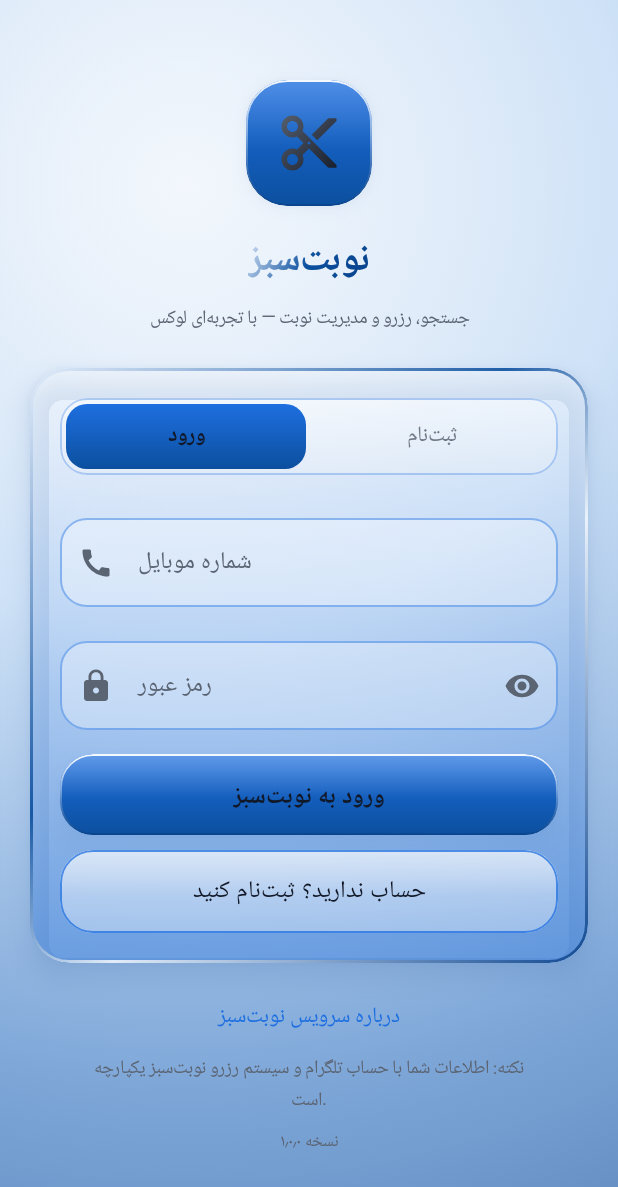
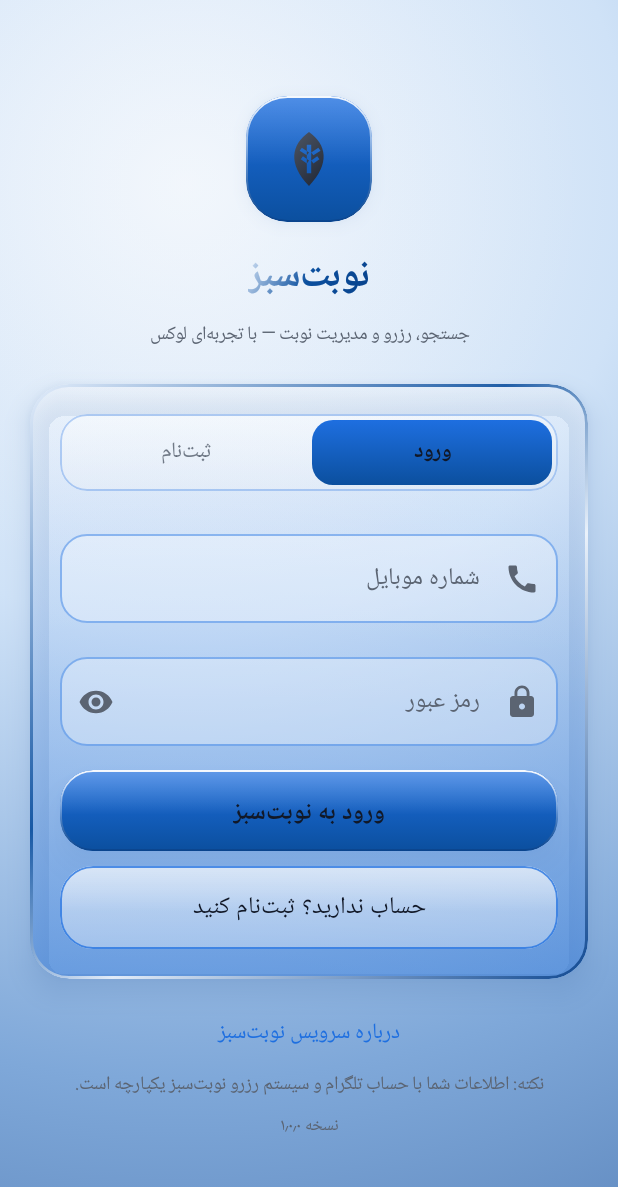
Before and after one commit to rsabzi/nobat_sabz, an Android app built with Jetpack Compose: the screen it shows after launch (MainActivity), on a phone screen of 412 x 824 dp. Shown: the top 1187 px of the screen. Run offline under Robolectric (Android 15) with nearby library versions, the light colour scheme and no system bars; Roboto replaces fonts that are not available here; 1 statement that could not run was skipped.

Commit message:
feat(ui): آیکون لانچر حرفه‌ای برگ + راست‌چین سراسری (RTL) + رفع خروج ناگهانی در اسکرول صفحه جزییات
Co-authored-by: arena-agent <297053741+arena-agent@users.noreply.github.com>

```diff
--- a/android/app/src/main/java/ir/sabztime/app/MainActivity.kt
+++ b/android/app/src/main/java/ir/sabztime/app/MainActivity.kt
@@ -6,8 +6,11 @@ import androidx.activity.compose.setContent
 import androidx.activity.enableEdgeToEdge
 import androidx.compose.foundation.layout.fillMaxSize
 import androidx.compose.material3.Surface
+import androidx.compose.runtime.CompositionLocalProvider
 import androidx.compose.runtime.LaunchedEffect
 import androidx.compose.ui.Modifier
+import androidx.compose.ui.platform.LocalLayoutDirection
+import androidx.compose.ui.unit.LayoutDirection
 import androidx.core.view.WindowCompat
 import ir.sabztime.app.ui.AppNav
 import ir.sabztime.app.ui.theme.SabzTheme
@@ -19,7 +22,8 @@ class MainActivity : ComponentActivity() {
         enableEdgeToEdge()
         val graph = (application as SabzApp).graph
         setContent {
-            // هویت بصری همیشه «طلایی لوکس»ِ روشن است
+            // هویت بصری همیشه «طلایی لوکس»ِ روشن است؛ جهت صفحه را صریحاً راست‌به‌چپ (RTL) می‌کنیم
+            CompositionLocalProvider(LocalLayoutDirection provides LayoutDirection.Rtl) {
                 SabzTheme {
                     LaunchedEffect(Unit) {
                         // آیکون‌های نوار وضعیت تیره روی زمینه‌ی طلایی روشن
@@ -37,3 +41,4 @@ class MainActivity : ComponentActivity() {
             }
         }
     }
+}
--- /dev/null
+++ b/android/app/src/main/java/ir/sabztime/app/ui/components/SabzLogo.kt
@@ -0,0 +1,47 @@
+package ir.sabztime.app.ui.components
+
+import androidx.compose.material.icons.materialIcon
+import androidx.compose.material.icons.materialPath
+import androidx.compose.ui.graphics.PathFillType
+import androidx.compose.ui.graphics.vector.ImageVector
+
+/**
+ * لوگوی اختصاصی نوبت‌سبز — برگ ساده و مدرن (هم‌راستا با آیکون لانچر).
+ * جایگزین آیکون ژنریک «قیچی/گل» در صفحات خوش‌آمد و ورود.
+ */
+val SabzLeafIcon: ImageVector = materialIcon(name = "SabzLeaf") {
+    materialPath(pathFillType = PathFillType.EvenOdd) {
+        // بدنه‌ی برگ (عدسی عمودی با نوک بالا و پایین) + بریدگی رگبرگ به‌صورت برش‌خورده
+        moveTo(12f, 2.2f)
+        curveTo(5.6f, 6.8f, 4.2f, 13.6f, 12f, 21.8f)
+        curveTo(19.8f, 13.6f, 18.4f, 6.8f, 12f, 2.2f)
+        close()
+        // رگبرگ اصلی (با even-odd به‌صورت حفره رندر می‌شود)
+        moveTo(11.2f, 6.8f)
+        lineTo(12.8f, 6.8f)
+        lineTo(12.8f, 17.2f)
+        lineTo(11.2f, 17.2f)
+        close()
+        // رگبرگ‌های جانبی
+        moveTo(11.2f, 10.6f)
+        lineTo(8.6f, 9.0f)
+        lineTo(9.4f, 7.9f)
+        lineTo(12.0f, 9.6f)
+        close()
+        moveTo(12.8f, 9.6f)
+        lineTo(15.4f, 7.9f)
+        lineTo(16.2f, 9.0f)
+        lineTo(13.6f, 10.6f)
+        close()
+        moveTo(11.2f, 13.6f)
+        lineTo(9.0f, 12.1f)
+        lineTo(9.8f, 11.0f)
+        lineTo(12.0f, 12.5f)
+        close()
+        moveTo(12.8f, 12.5f)
+        lineTo(15.0f, 11.0f)
+        lineTo(15.8f, 12.1f)
+        lineTo(13.6f, 13.6f)
+        close()
+    }
+}
--- a/android/app/src/main/java/ir/sabztime/app/ui/screens/BookingsScreen.kt
+++ b/android/app/src/main/java/ir/sabztime/app/ui/screens/BookingsScreen.kt
@@ -175,7 +175,7 @@ fun BookingsScreen(
                         contentPadding = PaddingValues(20.dp),
                         verticalArrangement = Arrangement.spacedBy(12.dp)
                     ) {
-                        items(ui.data, key = { it.id }) { b ->
+                        items(ui.data) { b ->
                             BookingCard(b, onClick = { navController.navigate(Routes.booking(b.id)) })
                         }
                         item { ir.sabztime.app.ui.components.BottomBarSpacer() }
--- a/android/app/src/main/java/ir/sabztime/app/ui/screens/BusinessDetailScreen.kt
+++ b/android/app/src/main/java/ir/sabztime/app/ui/screens/BusinessDetailScreen.kt
@@ -351,7 +351,7 @@ fun BusinessDetailScreen(graph: AppGraph, businessId: Int, navController: NavHos
                         // --- خدمات ---
                         if (b.services.isNotEmpty()) {
                             item { SectionHeader(Icons.Filled.Work, "خدمات") }
-                            items(b.services, key = { "s${it.id}" }) { service ->
+                            items(b.services) { service ->
                                 ServiceRow(
                                     service,
                                     selected = state.selectedServiceId == service.id,
@@ -383,7 +383,7 @@ fun BusinessDetailScreen(graph: AppGraph, businessId: Int, navController: NavHos
                                     color = MaterialTheme.colorScheme.onSurfaceVariant
                                 )
                                 else -> LazyRow(horizontalArrangement = Arrangement.spacedBy(8.dp)) {
-                                    items(state.dates, key = { it.date }) { d ->
+                                    items(state.dates) { d ->
                                         val sel = state.selectedDate?.date == d.date
                                         GlassChip(
                                             selected = sel,
--- a/android/app/src/main/java/ir/sabztime/app/ui/screens/HomeScreen.kt
+++ b/android/app/src/main/java/ir/sabztime/app/ui/screens/HomeScreen.kt
@@ -312,7 +312,7 @@ fun HomeScreen(graph: AppGraph, navController: NavHostController) {
                     contentPadding = PaddingValues(horizontal = 22.dp),
                     verticalArrangement = Arrangement.spacedBy(14.dp)
                 ) {
-                    items(r.data, key = { it.id }) { b ->
+                    items(r.data) { b ->
                         VipBusinessCard(
                             title = b.name,
                             location = listOfNotNull(b.city, b.province).joinToString("، ")
--- a/android/app/src/main/java/ir/sabztime/app/ui/screens/LoginScreen.kt
+++ b/android/app/src/main/java/ir/sabztime/app/ui/screens/LoginScreen.kt
@@ -23,8 +23,6 @@ import androidx.compose.material.icons.Icons
 import androidx.compose.material.icons.filled.Call
 import androidx.compose.material.icons.filled.Lock
 import androidx.compose.material.icons.filled.Person
-import androidx.compose.material.icons.filled.ContentCut
-import androidx.compose.material.icons.filled.Spa
 import androidx.compose.material.icons.filled.Visibility
 import androidx.compose.material.icons.filled.VisibilityOff
 import androidx.compose.material3.CircularProgressIndicator
@@ -69,6 +67,7 @@ import ir.sabztime.app.ui.theme.GlassBackground
 import ir.sabztime.app.ui.components.GlassCard
 import ir.sabztime.app.ui.components.GradientButton
 import ir.sabztime.app.ui.components.IconTile
+import ir.sabztime.app.ui.components.SabzLeafIcon
 import ir.sabztime.app.ui.components.SegmentedControl
 import kotlinx.coroutines.flow.MutableStateFlow
 import kotlinx.coroutines.flow.StateFlow
@@ -184,7 +183,7 @@ fun LoginScreen(graph: AppGraph, navController: NavHostController) {
         ) {
             // نشان طلایی برند
             IconTile(
-                icon = Icons.Filled.ContentCut,
+                icon = SabzLeafIcon,
                 tileSize = 84.dp,
                 contentDescription = null
             )
--- a/android/app/src/main/java/ir/sabztime/app/ui/screens/MarketerScreen.kt
+++ b/android/app/src/main/java/ir/sabztime/app/ui/screens/MarketerScreen.kt
@@ -236,7 +236,7 @@ fun MarketerScreen(graph: AppGraph, navController: NavHostController) {
                                         )
                                     }
                                 }
-                                items(d.businesses, key = { it.id }) { b ->
+                                items(d.businesses) { b ->
                                     GlassCard(shape = RoundedCornerShape(24.dp)) {
                                         Row(verticalAlignment = Alignment.CenterVertically) {
                                             IconTile(
--- a/android/app/src/main/java/ir/sabztime/app/ui/screens/MyBusinessesScreen.kt
+++ b/android/app/src/main/java/ir/sabztime/app/ui/screens/MyBusinessesScreen.kt
@@ -205,7 +205,7 @@ fun MyBusinessesScreen(graph: AppGraph, navController: NavHostController) {
                         contentPadding = PaddingValues(20.dp),
                         verticalArrangement = Arrangement.spacedBy(12.dp)
                     ) {
-                    items(s.data, key = { it.id }) { b ->
+                    items(s.data) { b ->
                         GlassCard(onClick = { navController.navigate(Routes.owner(b.id)) }) {
                             Row(verticalAlignment = Alignment.CenterVertically) {
                                 IconTile(
--- a/android/app/src/main/java/ir/sabztime/app/ui/screens/NotificationsScreen.kt
+++ b/android/app/src/main/java/ir/sabztime/app/ui/screens/NotificationsScreen.kt
@@ -142,7 +142,7 @@ fun NotificationsScreen(
                     contentPadding = PaddingValues(20.dp),
                     verticalArrangement = Arrangement.spacedBy(10.dp)
                 ) {
-                    items(s.data, key = { "${it.type}-${it.refId}-${it.createdAt}" }) { n ->
+                    items(s.data) { n ->
                         GlassCard(shape = RoundedCornerShape(25.dp)) {
                             Row(
                                 Modifier.fillMaxWidth(),
--- a/android/app/src/main/java/ir/sabztime/app/ui/screens/OwnerBusinessScreen.kt
+++ b/android/app/src/main/java/ir/sabztime/app/ui/screens/OwnerBusinessScreen.kt
@@ -557,7 +557,7 @@ fun OwnerBusinessScreen(graph: AppGraph, businessId: Int, navController: NavHost
                             subtitle = "رزروهای امروز اینجا نمایش داده می‌شوند."
                         )
                     }
-                    is UiState.Success -> items(q.data.queue, key = { it.id }) { item ->
+                    is UiState.Success -> items(q.data.queue) { item ->
                         QueueRow(item, busy = state.actionBusy, onComplete = { viewModel.complete(item.id) })
                     }
                 }
@@ -602,7 +602,7 @@ fun OwnerBusinessScreen(graph: AppGraph, businessId: Int, navController: NavHost
                             subtitle = "به‌محض اینکه مشتری‌ها نوبت بگیرند، اینجا نمایش داده می‌شوند."
                         )
                     }
-                    is UiState.Success -> items(b.data.bookings, key = { it.id }) { booking ->
+                    is UiState.Success -> items(b.data.bookings) { booking ->
                         BookingRow(
                             booking = booking,
                             busy = state.actionBusy,
--- a/android/app/src/main/java/ir/sabztime/app/ui/screens/SplashScreen.kt
+++ b/android/app/src/main/java/ir/sabztime/app/ui/screens/SplashScreen.kt
@@ -16,8 +16,6 @@ import androidx.compose.foundation.layout.height
 import androidx.compose.foundation.layout.size
 import androidx.compose.foundation.layout.width
 import androidx.compose.foundation.shape.RoundedCornerShape
-import androidx.compose.material.icons.Icons
-import androidx.compose.material.icons.filled.ContentCut
 import androidx.compose.material3.CircularProgressIndicator
 import androidx.compose.material3.Icon
 import androidx.compose.material3.MaterialTheme
@@ -38,6 +36,7 @@ import androidx.navigation.NavHostController
 import ir.sabztime.app.core.AppGraph
 import ir.sabztime.app.ui.Routes
 import ir.sabztime.app.ui.components.GoldText
+import ir.sabztime.app.ui.components.SabzLeafIcon
 import ir.sabztime.app.ui.theme.Cocoa
 import ir.sabztime.app.ui.theme.CocoaSoft
 import ir.sabztime.app.ui.theme.GoldBgEdge
@@ -96,9 +95,9 @@ fun SplashScreen(graph: AppGraph, navController: NavHostController) {
                     contentAlignment = Alignment.Center
                 ) {
                     Icon(
-                        Icons.Filled.ContentCut,
+                        SabzLeafIcon,
                         contentDescription = null,
-                        modifier = Modifier.size(54.dp),
+                        modifier = Modifier.size(60.dp),
                         tint = Cocoa
                     )
                 }
--- a/android/app/src/main/res/drawable/ic_launcher_background.xml
+++ b/android/app/src/main/res/drawable/ic_launcher_background.xml
@@ -1,4 +1,5 @@
 <?xml version="1.0" encoding="utf-8"?>
+<!-- پس‌زمینه‌ی آیکون لانچر — گرادیان آبی برند (روشن → تیره) -->
 <shape xmlns:android="http://schemas.android.com/apk/res/android"
     android:shape="rectangle">
     <gradient
--- a/android/app/src/main/res/drawable/ic_notification.xml
+++ b/android/app/src/main/res/drawable/ic_notification.xml
@@ -1,4 +1,5 @@
 <?xml version="1.0" encoding="utf-8"?>
+<!-- آیکون اعلان — برگ نوبت‌سبز (سفید تک‌رنگ) -->
 <vector xmlns:android="http://schemas.android.com/apk/res/android"
     android:width="24dp"
     android:height="24dp"
@@ -6,8 +7,17 @@
     android:viewportHeight="24">
     <path
         android:fillColor="#FFFFFFFF"
-        android:pathData="M19,3h-1V1h-2v2H8V1H6v2H5C3.9,3 3,3.9 3,5v14c0,1.1 0.9,2 2,2h14c1.1,0 2,-0.9 2,-2V5C21,3.9 20.1,3 19,3zM19,19H5V8h14V19z" />
+        android:pathData="M12,2 C 7.6,4.6 5.6,9.2 12,17.4 C 18.4,9.2 16.4,4.6 12,2 Z" />
     <path
-        android:fillColor="#FFFFFFFF"
-        android:pathData="M7,10h5v5H7z" />
+        android:fillColor="#00000000"
+        android:strokeColor="#FFFFFFFF"
+        android:strokeWidth="1.2"
+        android:strokeLineCap="round"
+        android:pathData="M12,4.5 L12,15.5" />
+    <path
+        android:fillColor="#00000000"
+        android:strokeColor="#FFFFFFFF"
+        android:strokeWidth="1"
+        android:strokeLineCap="round"
+        android:pathData="M12,10 L9.2,8 M12,10 L14.8,8 M12,13 L9.4,11.4 M12,13 L14.6,11.4" />
 </vector>
```
Also changed, not shown: android/app/src/main/res/drawable/ic_launcher_foreground.xml (+13 -12 lines), android/app/src/main/res/mipmap-hdpi/ic_launcher.png, android/app/src/main/res/mipmap-mdpi/ic_launcher.png, android/app/src/main/res/mipmap-xhdpi/ic_launcher.png, android/app/src/main/res/mipmap-xxhdpi/ic_launcher.png, android/app/src/main/res/mipmap-xxxhdpi/ic_launcher.png. Lines whose indentation alone changed are shown as unchanged.
